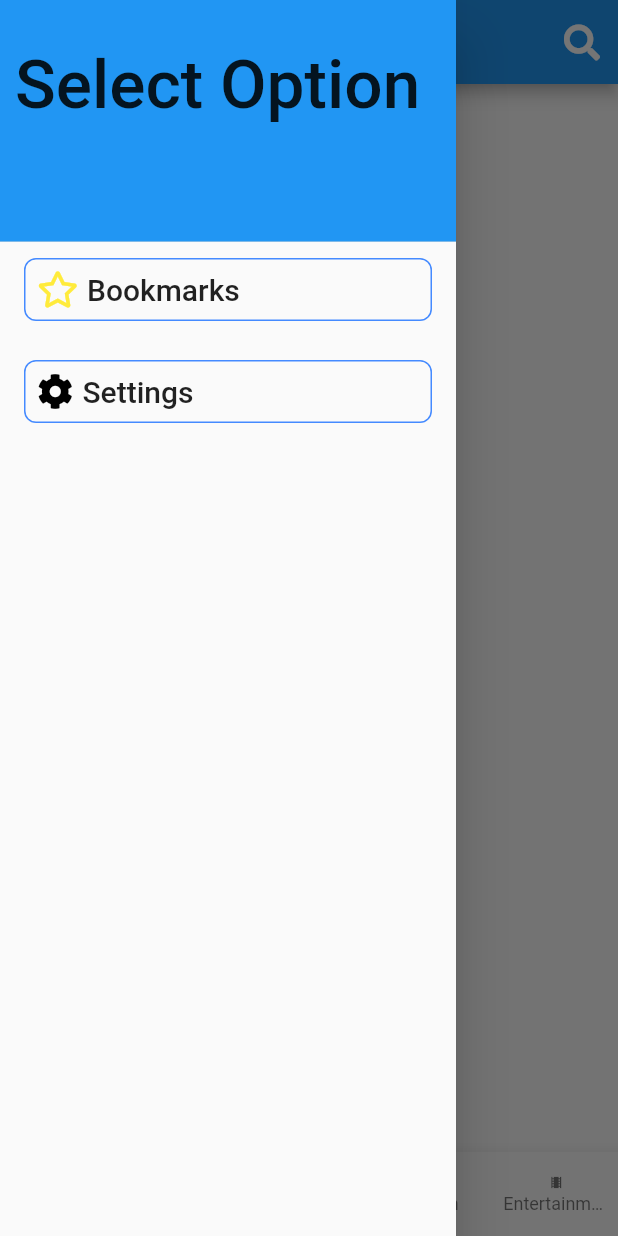
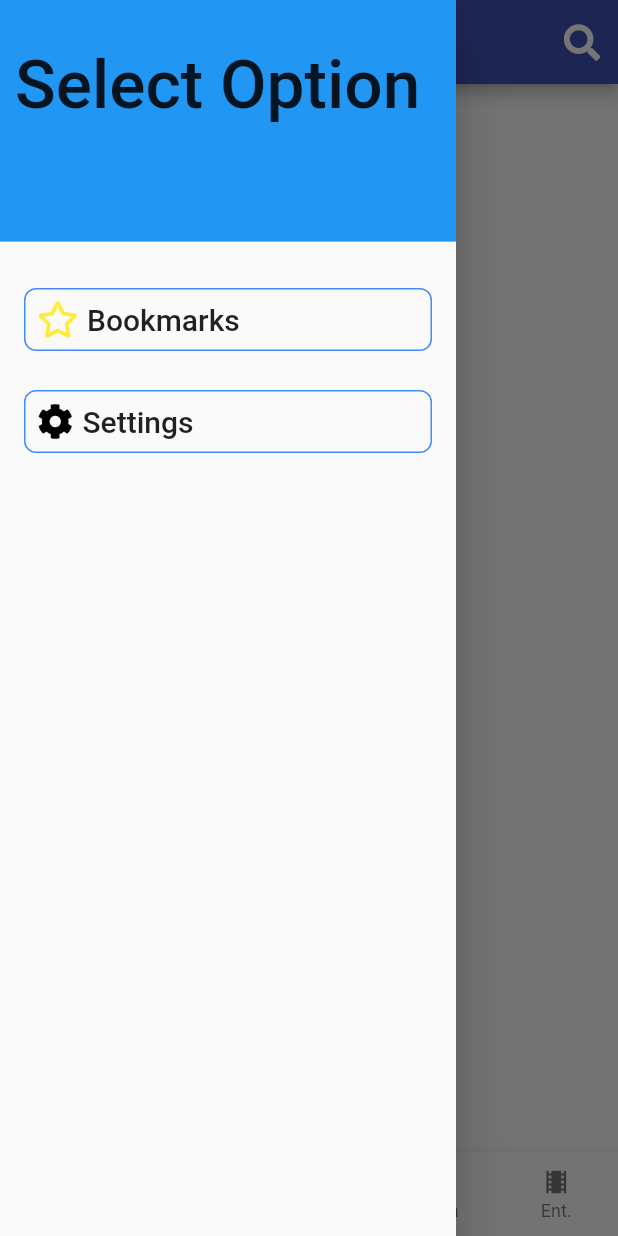
Before and after one commit to olamide50/JTNews-App, a Flutter app: the Home screen opened by its route, with the side drawer open, on a phone screen of 412 x 824 dp. Run offline on Flutter 3.47's test engine with Material 2 defaults, Android fonts, the phone set to English and light mode, and no system bars; our stand-ins replace dynamic_theme, font_awesome_flutter, modal_progress_hud, share, sqflite; missing offline and left inert: better_uuid, preferences; accounts and stored records are empty; Roboto replaces fonts that are missing (Calibri); statements that could not run were skipped.

Commit message:
all features implemented

```diff
--- a/lib/const.dart
+++ b/lib/const.dart
@@ -24,6 +24,7 @@ Widget drawerWidget(BuildContext context) {
             color: Colors.blue,
           ),
         ),
+        SizedBox(height: 20.0),
         CustomFlatButton(
           text: 'Bookmarks',
           onTap: () {
--- a/lib/custom_widgets.dart
+++ b/lib/custom_widgets.dart
@@ -283,9 +283,7 @@ class BookmarkListTileState extends State<BookmarkListTile> {
               // Navigator.pushNamed(context, Bookmarks.id);
               setState(() {
                 Navigator.popAndPushNamed(context, Bookmarks.id);
-
               });
-
             } catch (e) {
               final snackBar = SnackBar(content: Text('Error deleting'));
 
@@ -305,3 +303,9 @@ class BookmarkListTileState extends State<BookmarkListTile> {
     );
   }
 }
+
+final bottomTextStyle = TextStyle(
+  color: Colors.indigo[800],
+  fontSize: 16.0,
+  fontWeight: FontWeight.w600,
+);
--- a/lib/screens/article.dart
+++ b/lib/screens/article.dart
@@ -41,7 +41,7 @@ class ArticleView extends StatelessWidget {
         body: SafeArea(
           child: Container(
             padding: EdgeInsets.all(10.0),
-            color: Color(0xFFFBFCE1),
+            color: Colors.white70,
             child: SingleChildScrollView(
               child: Column(
                 crossAxisAlignment: CrossAxisAlignment.stretch,
--- a/lib/screens/home.dart
+++ b/lib/screens/home.dart
@@ -156,33 +156,33 @@ class _HomeState extends State<Home> {
       bottomNavigationBar: BottomNavigationBar(
         type: BottomNavigationBarType.fixed,
         currentIndex: _selectedIndex,
-        iconSize: 10.0,
+        iconSize: 20.0,
         items: [
           // this will be set when a new tab is tapped
 
           BottomNavigationBarItem(
             icon: Icon(Icons.library_books),
-            title: Text('All'),
+            title: Text('All', style: bottomTextStyle),
             // backgroundColor: Colors.lightBlue
           ),
           BottomNavigationBarItem(
             icon: Icon(Icons.account_balance),
-            title: Text('Business'),
+            title: Text('Business', style: bottomTextStyle),
           ),
           BottomNavigationBarItem(
             icon: Icon(Icons.accessible_forward),
-            title: Text('Sports'),
+            title: Text('Sports', style: bottomTextStyle),
           ),
           BottomNavigationBarItem(
             icon: Icon(Icons.add_box),
-            title: Text('Health'),
+            title: Text('Health', style: bottomTextStyle),
           ),
           BottomNavigationBarItem(
             icon: Icon(Icons.theaters),
-            title: Text('Entertainment'),
+            title: Text('Ent.', style: bottomTextStyle),
           ),
         ],
-        selectedItemColor: Colors.amber[800],
+        selectedItemColor: Colors.indigo[800],
         onTap: _onItemTapped,
       ),
       body: SafeArea(
--- a/pubspec.yaml
+++ b/pubspec.yaml
@@ -29,6 +29,8 @@ dependencies:
   path: ^1.6.0
   better_uuid: ^0.1.2
   share: ^0.6.4+3
+  preferences: ^5.2.0
+  dynamic_theme: ^1.0.1
 
   flutter:
     sdk: flutter
```
Also changed, not shown: lib/main.dart (+22 -18 lines), lib/screens/settings.dart (+52 -14 lines), pubspec.lock.
